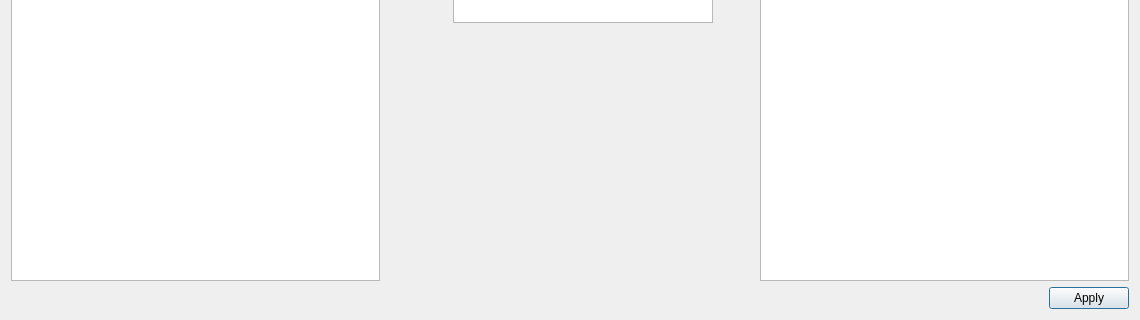
This is dsvedit/enemy_editor.ui in LagoLunatic/DSVEdit as Qt 5 draws it before an edit; both pictures show x 0 to 1140 and y 180 to 500 of the 1140 by 500 pixel window. The edited form follows.
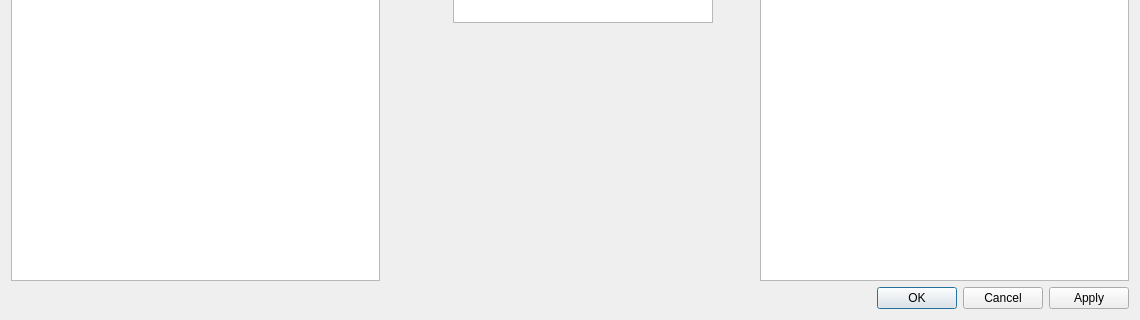
This is the edited form.

Commit message: Add more buttons to enemy/item/text editors

What changed in the file:
```diff
--- a/dsvedit/enemy_editor.ui
+++ b/dsvedit/enemy_editor.ui
@@ -182,7 +182,7 @@
       <enum>Qt::Horizontal</enum>
      </property>
      <property name="standardButtons">
-      <set>QDialogButtonBox::Apply</set>
+      <set>QDialogButtonBox::Apply|QDialogButtonBox::Cancel|QDialogButtonBox::Ok</set>
      </property>
     </widget>
    </item>
```
The commit also changes 5 other files.
